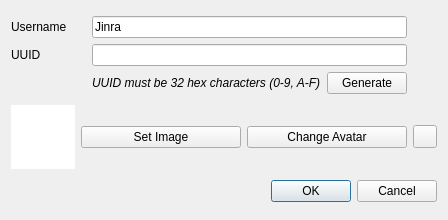
First picture: the form in src/yuzu/configuration/system/new_user_dialog.ui, repository JinWooPT/Jinra, before the edit.
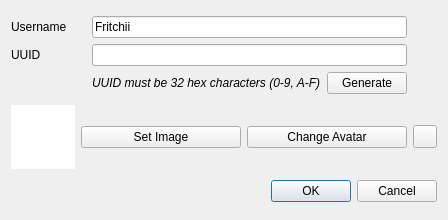
Second picture: the form after the edit.

Commit message: Release Jinra 2.0.3

```diff
--- a/src/yuzu/configuration/system/new_user_dialog.ui
+++ b/src/yuzu/configuration/system/new_user_dialog.ui
@@ -57,7 +57,7 @@
      <item row="0" column="1" colspan="2">
       <widget class="QLineEdit" name="username">
        <property name="text">
-        <string>Jinra</string>
+        <string>Fritchii</string>
        </property>
       </widget>
      </item>
```
The commit also changes 3828 other files.
